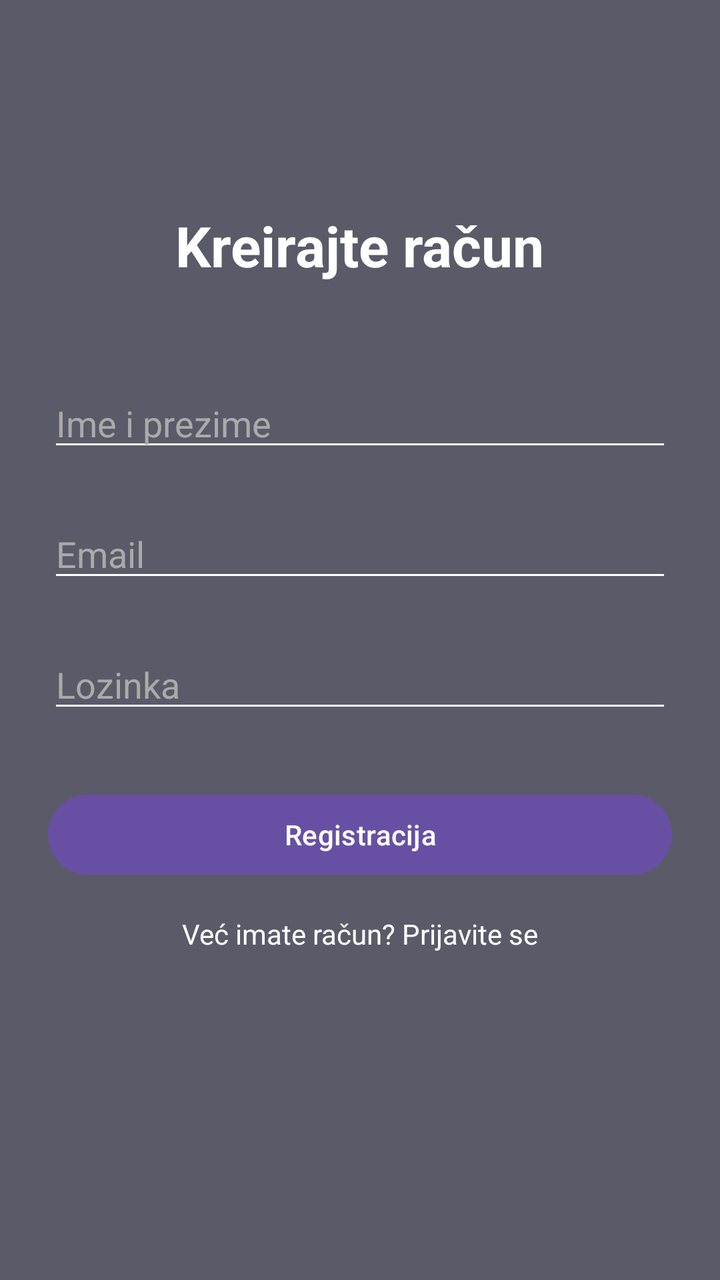
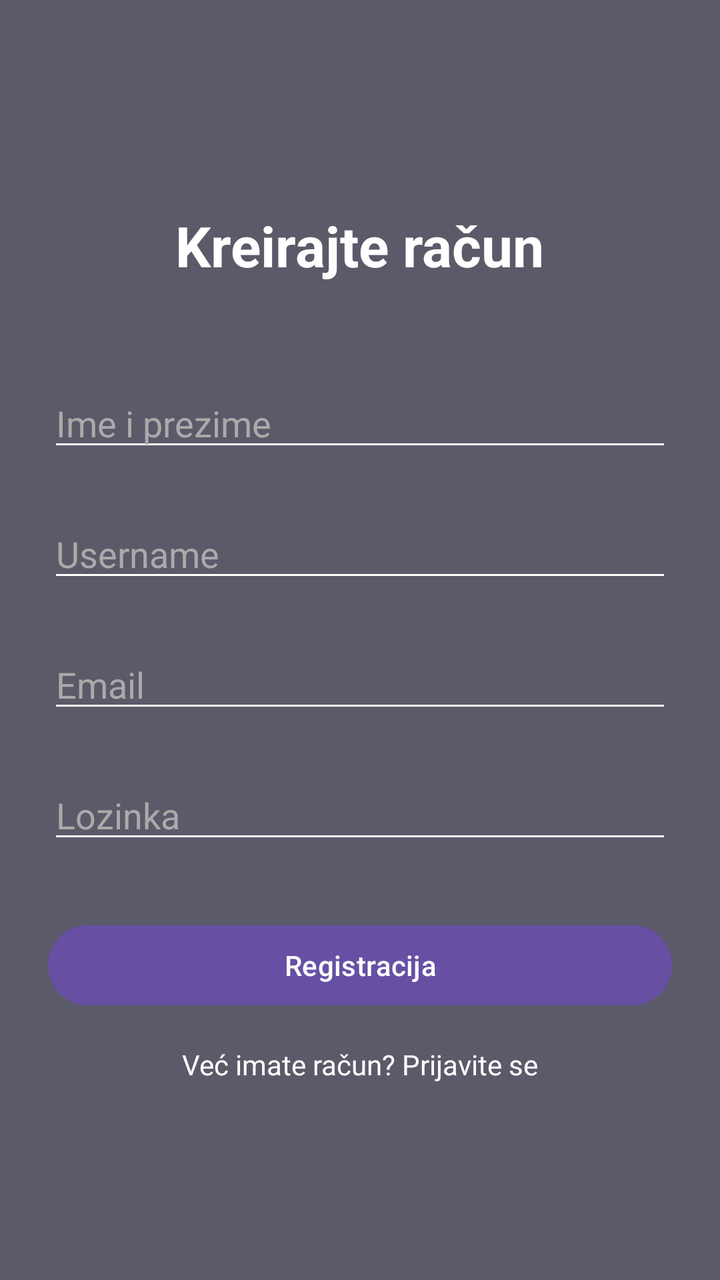

The first picture is an Android layout as it rendered before a commit; the second is the same layout after the commit. The layout source and the unified diff follow.
<!-- AndroidManifest.xml: application theme Theme.WearAgain -->
<!-- res/layout/activity_register.xml -->
<?xml version="1.0" encoding="utf-8"?>
<androidx.constraintlayout.widget.ConstraintLayout
    xmlns:android="http://schemas.android.com/apk/res/android" xmlns:app="http://schemas.android.com/apk/res-auto"
    android:layout_width="match_parent"
    android:layout_height="match_parent"
    android:background="@color/splash_pozadina"
    android:padding="24dp">

    <TextView
        android:id="@+id/tvNaslov"
        android:layout_width="wrap_content"
        android:layout_height="wrap_content"
        android:text="Kreirajte račun"
        android:textSize="28sp"
        android:textStyle="bold"
        android:textColor="@color/white"
        android:layout_marginTop="80dp"
        app:layout_constraintTop_toTopOf="parent"
        app:layout_constraintStart_toStartOf="parent"
        app:layout_constraintEnd_toEndOf="parent"/>

    <EditText
        android:id="@+id/etIme"
        android:layout_width="match_parent"
        android:layout_height="wrap_content"
        android:hint="Ime i prezime"
        android:inputType="textPersonName"
        android:textColor="@color/white"
        android:textColorHint="#AAAAAA"
        android:backgroundTint="@color/white"
        android:layout_marginTop="48dp"
        app:layout_constraintTop_toBottomOf="@id/tvNaslov"
        app:layout_constraintStart_toStartOf="parent"
        app:layout_constraintEnd_toEndOf="parent"/>

    <EditText
        android:id="@+id/etEmail"
        android:layout_width="match_parent"
        android:layout_height="wrap_content"
        android:hint="Email"
        android:inputType="textEmailAddress"
        android:textColor="@color/white"
        android:textColorHint="#AAAAAA"
        android:backgroundTint="@color/white"
        android:layout_marginTop="24dp"
        app:layout_constraintTop_toBottomOf="@id/etIme"
        app:layout_constraintStart_toStartOf="parent"
        app:layout_constraintEnd_toEndOf="parent"/>

    <EditText
        android:id="@+id/etLozinka"
        android:layout_width="match_parent"
        android:layout_height="wrap_content"
        android:hint="Lozinka"
        android:inputType="textPassword"
        android:textColor="@color/white"
        android:textColorHint="#AAAAAA"
        android:backgroundTint="@color/white"
        android:layout_marginTop="24dp"
        app:layout_constraintTop_toBottomOf="@id/etEmail"
        app:layout_constraintStart_toStartOf="parent"
        app:layout_constraintEnd_toEndOf="parent"/>

    <Button
        android:id="@+id/btnRegistracija"
        android:layout_width="match_parent"
        android:layout_height="wrap_content"
        android:text="Registracija"
        android:layout_marginTop="32dp"
        app:layout_constraintTop_toBottomOf="@id/etLozinka"
        app:layout_constraintStart_toStartOf="parent"
        app:layout_constraintEnd_toEndOf="parent"/>

    <TextView
        android:id="@+id/tvPrijava"
        android:layout_width="wrap_content"
        android:layout_height="wrap_content"
        android:text="Već imate račun? Prijavite se"
        android:textColor="@color/white"
        android:layout_marginTop="16dp"
        app:layout_constraintTop_toBottomOf="@id/btnRegistracija"
        app:layout_constraintStart_toStartOf="parent"
        app:layout_constraintEnd_toEndOf="parent"/>

</androidx.constraintlayout.widget.ConstraintLayout>
<!-- resources referenced by this layout -->
<resources>
  <color name="splash_pozadina">#5A5A69</color>
  <color name="white">#FFFFFFFF</color>
  <style name="Theme.WearAgain" parent="Base.Theme.WearAgain" />
  <style name="Base.Theme.WearAgain" parent="Theme.Material3.DayNight.NoActionBar">
          
          
      </style>
</resources>

<!-- the commit's change to res/layout/activity_register.xml (unified diff, before → after) -->
@@ -34,6 +34,20 @@
         app:layout_constraintEnd_toEndOf="parent"/>
 
     <EditText
+        android:id="@+id/etUsername"
+        android:layout_width="match_parent"
+        android:layout_height="wrap_content"
+        android:hint="Username"
+        android:inputType="textNoSuggestions"
+        android:textColor="@color/white"
+        android:textColorHint="#AAAAAA"
+        android:backgroundTint="@color/white"
+        android:layout_marginTop="24dp"
+        app:layout_constraintTop_toBottomOf="@id/etIme"
+        app:layout_constraintStart_toStartOf="parent"
+        app:layout_constraintEnd_toEndOf="parent"/>
+
+    <EditText
         android:id="@+id/etEmail"
         android:layout_width="match_parent"
         android:layout_height="wrap_content"
@@ -43,7 +57,7 @@
         android:textColorHint="#AAAAAA"
         android:backgroundTint="@color/white"
         android:layout_marginTop="24dp"
-        app:layout_constraintTop_toBottomOf="@id/etIme"
+        app:layout_constraintTop_toBottomOf="@id/etUsername"
         app:layout_constraintStart_toStartOf="parent"
         app:layout_constraintEnd_toEndOf="parent"/>
 
